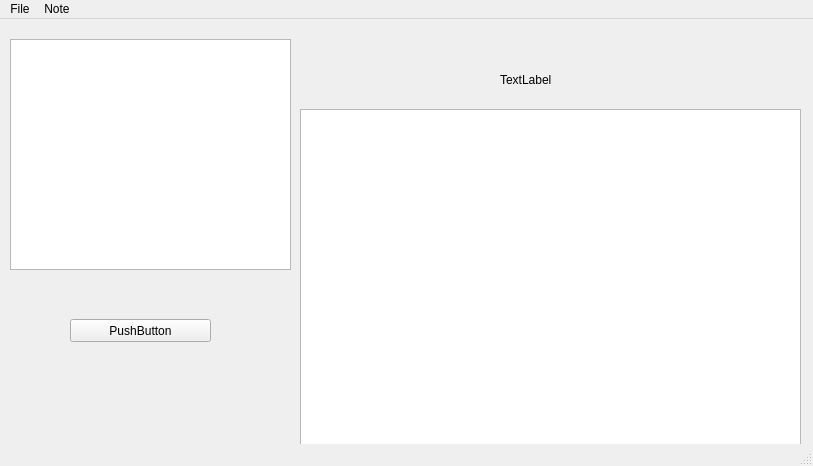
Before: the Qt Designer form notemainwindow.ui in Kostikans/Note, drawn with Qt 5.
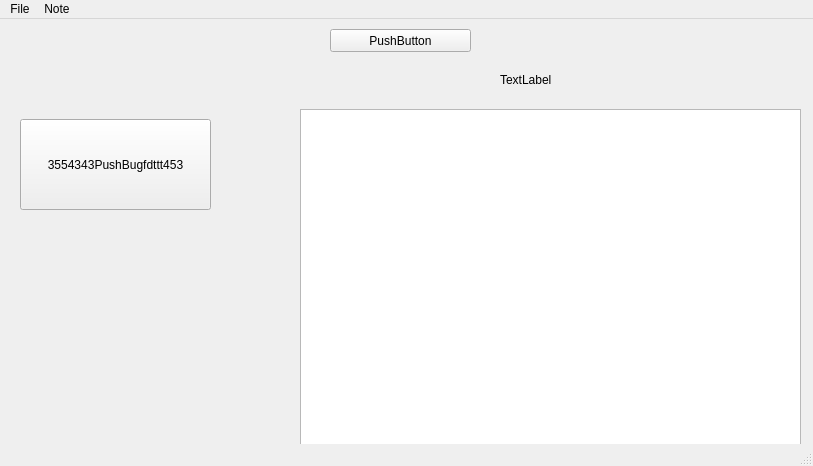
After: the same form once the commit is applied.

```diff
--- a/notemainwindow.ui
+++ b/notemainwindow.ui
@@ -37,21 +37,11 @@
      <string>TextLabel</string>
     </property>
    </widget>
-   <widget class="QListWidget" name="listWidget">
-    <property name="geometry">
-     <rect>
-      <x>10</x>
-      <y>20</y>
-      <width>281</width>
-      <height>231</height>
-     </rect>
-    </property>
-   </widget>
    <widget class="QPushButton" name="pushButton">
     <property name="geometry">
      <rect>
-      <x>70</x>
-      <y>300</y>
+      <x>330</x>
+      <y>10</y>
       <width>141</width>
       <height>23</height>
      </rect>
@@ -60,6 +50,19 @@
      <string>PushButton</string>
     </property>
    </widget>
+   <widget class="QPushButton" name="KEK">
+    <property name="geometry">
+     <rect>
+      <x>20</x>
+      <y>100</y>
+      <width>191</width>
+      <height>91</height>
+     </rect>
+    </property>
+    <property name="text">
+     <string>3554343PushBugfdttt453</string>
+    </property>
+   </widget>
   </widget>
   <widget class="QMenuBar" name="menuBar">
    <property name="geometry">
```
